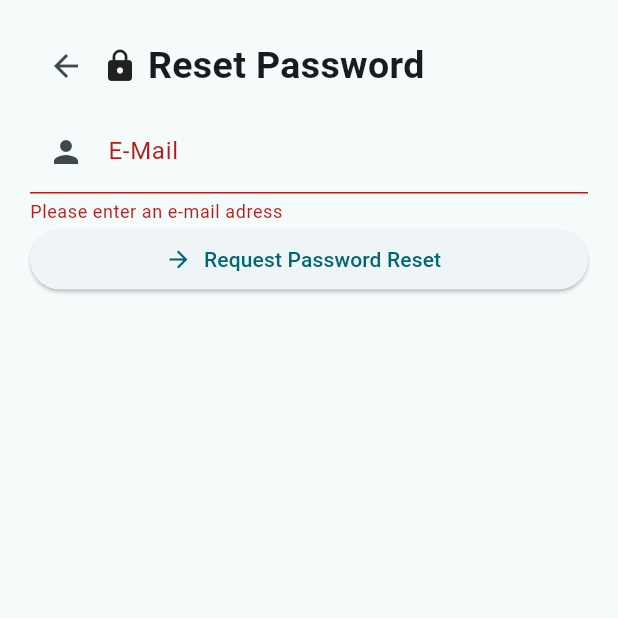
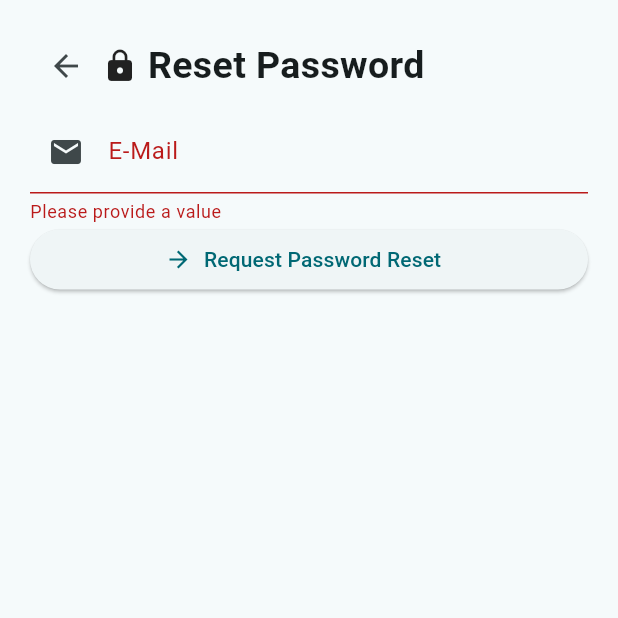
Before and after one commit to comhendrik/hmly, a Flutter app: the ForgetPasswordWidget screen opened directly, after a tap on "Request Password Reset", on a phone screen of 412 x 824 dp, the top half of it. Run offline on Flutter 3.47's test engine with Material 2 defaults, Android fonts, the phone set to English and light mode, and no system bars; our stand-ins replace dartz, equatable, flutter_bloc, get_it, internet_connection_checker, pocketbase and 2 more; accounts and stored records are empty; generated files the repository leaves out were written again; statements that could not run were skipped.

Commit message:
new localizations

```diff
--- a/lib/features/authentication/presentation/widgets/forget_password_widget.dart
+++ b/lib/features/authentication/presentation/widgets/forget_password_widget.dart
@@ -1,6 +1,7 @@
 import 'package:flutter/material.dart';
 import 'package:flutter_bloc/flutter_bloc.dart';
 import 'package:hmly/features/authentication/presentation/bloc/auth_bloc.dart';
+import 'package:flutter_gen/gen_l10n/app_localizations.dart';
 
 
 class ForgetPasswordWidget extends StatefulWidget {
@@ -41,24 +42,24 @@ class _AuthenticationWidget extends State<ForgetPasswordWidget> {
                       icon: const Icon(Icons.arrow_back)
                   ),
                   const Icon(Icons.lock, weight: 5.0),
-                  const Text(' Reset Password', style: TextStyle(fontWeight: FontWeight.bold, fontSize: 25),),
+                  Text(AppLocalizations.of(context)!.resetPassword, style: const TextStyle(fontWeight: FontWeight.bold, fontSize: 25),),
                 ],
               ),
               const SizedBox(height: 5.0,),
               TextFormField(
                   controller: emailController,
                   keyboardType: TextInputType.emailAddress,
-                  decoration: const InputDecoration(
-                    labelText: 'E-Mail',
-                    hintText: 'Enter your e-mail address',
-                    prefixIcon: Icon(Icons.person), // Icon for username
+                  decoration: InputDecoration(
+                    labelText: AppLocalizations.of(context)!.email,
+                    hintText: AppLocalizations.of(context)!.emailHint,
+                    prefixIcon: const Icon(Icons.email), // Icon for username
                   ),
                   validator: (value) {
                     if (value == null || value.isEmpty) {
-                      return 'Please enter an e-mail adress';
+                      return AppLocalizations.of(context)!.validatorMessageNull;
                     }
                     if (!value.contains('@') || !value.contains('.') || value.contains('@.')) {
-                      return 'No valid email';
+                      return AppLocalizations.of(context)!.emailValidatorMessage;
                     }
                     return null;
                   },
@@ -70,15 +71,15 @@ class _AuthenticationWidget extends State<ForgetPasswordWidget> {
                       showDialog<String>(
                           context: context,
                           builder: (BuildContext context) => AlertDialog(
-                            title: const Text('Request send successfully'),
-                            content: const Text('Check your E-Mail for a link to reset your password'),
+                            title: Text(AppLocalizations.of(context)!.requestSucceedMessage),
+                            content: Text(AppLocalizations.of(context)!.emailRequestInfo),
                             actions: <Widget>[
                               TextButton(
                                 onPressed: ()  {
-                                  Navigator.pop(context, 'Okay');
+                                  Navigator.pop(context, 'Proceed');
                                   Navigator.pop(context);
                                 },
-                                child: const Text('Okay'),
+                                child: Text(AppLocalizations.of(context)!.proceed),
                               ),
                             ],
                           )
@@ -86,7 +87,7 @@ class _AuthenticationWidget extends State<ForgetPasswordWidget> {
                     }
                   },
                   icon: const Icon(Icons.arrow_forward),
-                  label: const Text("Request Password Reset")
+                  label: Text(AppLocalizations.of(context)!.requestPasswordReset)
               ),
 
             ],
```
Also changed, not shown: lib/features/authentication/presentation/widgets/change_user_attributes_widget.dart (+38 -36 lines), lib/l10n/app_de.arb (+18 -1 lines), lib/l10n/app_en.arb (+31 -3 lines), l10n.yaml (line endings or trailing spaces).
